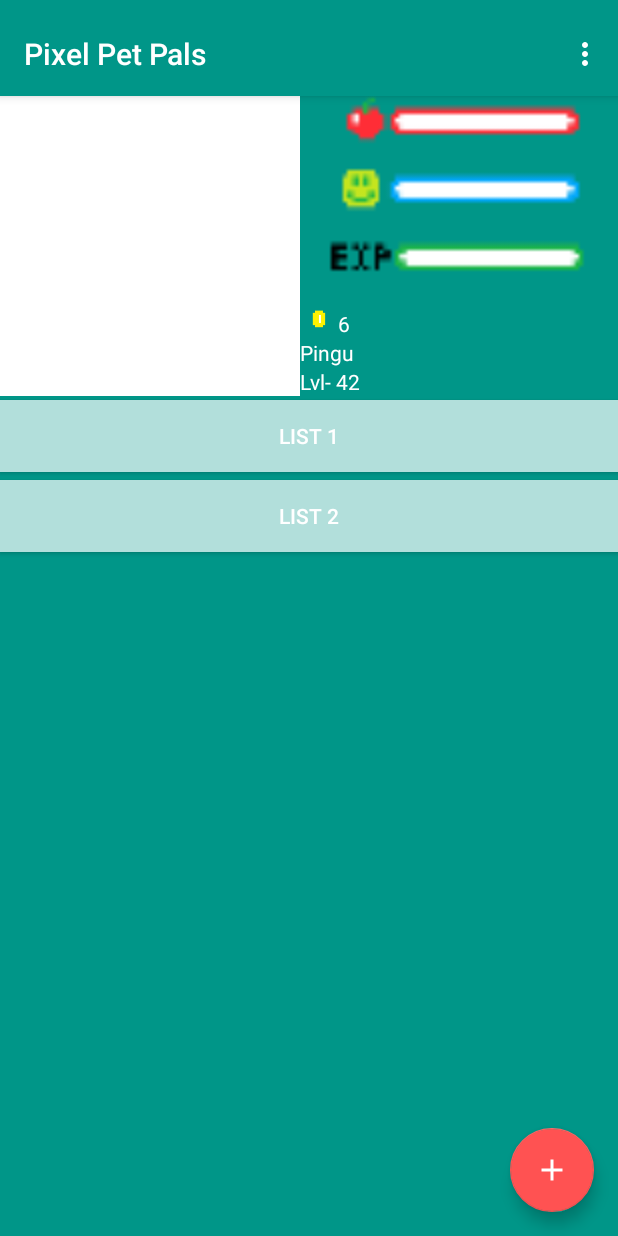
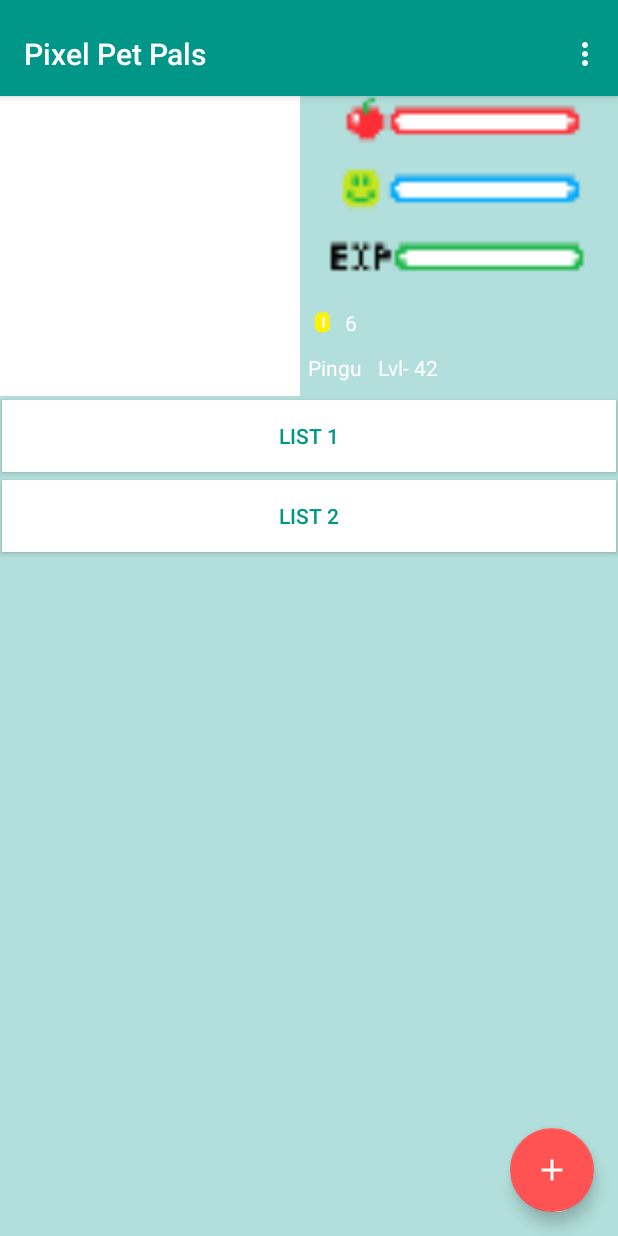
Before and after one commit to cryogenic-dreams/PixelPetPals, an Android app: the screen it shows after launch (MainActivity), on a phone screen of 412 x 824 dp. Run offline under Robolectric (Android 15) with nearby library versions, the phone set to English and light mode, and no system bars.

Commit message:
Appearance changes
Slightly changes in the graphical interface

```diff
--- a/PixelPetPals/app/src/main/java/com/cocoaandcoffee/pixelpetpals/MainActivity.java
+++ b/PixelPetPals/app/src/main/java/com/cocoaandcoffee/pixelpetpals/MainActivity.java
@@ -55,13 +55,7 @@ public class MainActivity extends AppCompatActivity {
 
 
         FloatingActionButton fab = (FloatingActionButton) findViewById(R.id.fab);
-        fab.setOnClickListener(new View.OnClickListener() {
-            @Override
-            public void onClick(View view) {
-                Snackbar.make(view, "Replace with your own action", Snackbar.LENGTH_LONG)
-                        .setAction("Action", null).show();
-            }
-        });
+
 
     }
 
--- a/PixelPetPals/app/src/main/res/layout/fragment_main.xml
+++ b/PixelPetPals/app/src/main/res/layout/fragment_main.xml
@@ -26,7 +26,8 @@
         android:layout_toRightOf="@+id/imageView"
         android:layout_toEndOf="@+id/imageView"
         android:layout_alignBottom="@+id/imageView"
-        android:id="@+id/linearLayout">
+        android:id="@+id/linearLayout"
+        android:background="@color/colorPrimaryLight">
 
         <ImageView
             android:layout_width="match_parent"
@@ -58,37 +59,49 @@
         <LinearLayout
             android:orientation="horizontal"
             android:layout_width="match_parent"
-            android:layout_height="wrap_content">
+            android:layout_height="wrap_content"
+            android:weightSum="1">
 
             <ImageView
-                android:layout_width="25dp"
-                android:layout_height="25dp"
+                android:layout_width="30dp"
+                android:layout_height="30dp"
                 android:id="@+id/imageView5"
                 android:src="@mipmap/coin"/>
 
             <TextView
                 android:layout_width="wrap_content"
-                android:layout_height="wrap_content"
+                android:layout_height="match_parent"
                 android:text="6"
                 android:id="@+id/textView"
                 android:textColor="#FFFFFF"
-                android:layout_gravity="bottom|center_horizontal" />
+                android:layout_gravity="center_horizontal"
+                android:layout_weight="0.10"
+                android:gravity="center|fill" />
 
         </LinearLayout>
+
+        <LinearLayout
+            android:orientation="horizontal"
+            android:layout_width="match_parent"
+            android:layout_height="wrap_content"
+            android:layout_gravity="center_horizontal">
 
             <TextView
                 android:layout_width="wrap_content"
                 android:layout_height="wrap_content"
                 android:text="Pingu"
                 android:id="@+id/textName"
-            android:textColor="#FFFFFF"/>
+                android:textColor="#FFFFFF"
+                android:padding="5dp" />
 
             <TextView
                 android:layout_width="wrap_content"
                 android:layout_height="wrap_content"
                 android:text="Lvl- 42"
                 android:id="@+id/textView2"
-            android:textColor="#FFFFFF"/>
+                android:textColor="#FFFFFF"
+                android:padding="5dp" />
+        </LinearLayout>
 
     </LinearLayout>
 
@@ -97,30 +110,34 @@
         android:layout_width="match_parent"
         android:layout_height="match_parent"
         android:layout_alignWithParentIfMissing="false"
-        android:gravity="top|center"
         android:layout_below="@+id/imageView"
         android:layout_alignRight="@+id/linearLayout"
-        android:layout_alignEnd="@+id/linearLayout">
+        android:layout_alignEnd="@+id/linearLayout"
+        android:background="@color/colorPrimaryLight">
 
         <Button
             android:layout_width="fill_parent"
             android:layout_height="wrap_content"
             android:text="List 1"
             android:id="@+id/button2"
-            android:background="@color/colorPrimaryLight"
-            android:textColor="#FFFFFF"
+            android:background="#FFFFFF"
+            android:textColor="@color/colorPrimary"
             android:layout_marginTop="2.5dp"
-            android:layout_marginBottom="2.5dp" />
+            android:layout_marginBottom="2.5dp"
+            android:layout_marginLeft="1dp"
+            android:layout_marginRight="1dp" />
 
         <Button
             android:layout_width="fill_parent"
             android:layout_height="wrap_content"
             android:text="List 2"
             android:id="@+id/button3"
-            android:textColor="#FFFFFF"
             android:allowUndo="true"
-            android:background="@color/colorPrimaryLight"
+            android:background="#FFFFFF"
             android:layout_marginTop="2.5dp"
-            android:layout_marginBottom="22.5dp" />
+            android:layout_marginBottom="22.5dp"
+            android:textColor="@color/colorPrimary"
+            android:layout_marginLeft="1dp"
+            android:layout_marginRight="1dp" />
     </LinearLayout>
 </RelativeLayout>
--- /dev/null
+++ b/settings.gradle
@@ -0,0 +1 @@
+include ':app'
```
Also changed, not shown: app/build.gradle (added, +27 -0 lines), build.gradle (added, +23 -0 lines), gradle.properties (added, +18 -0 lines), PixelPetPals/app/src/main/ic_launcher-web.png, PixelPetPals/app/src/main/res/mipmap-hdpi/ic_launcher.png, PixelPetPals/app/src/main/res/mipmap-mdpi/ic_launcher.png, PixelPetPals/app/src/main/res/mipmap-xhdpi/ic_launcher.png, PixelPetPals/app/src/main/res/mipmap-xxhdpi/ic_launcher.png, PixelPetPals/app/src/main/res/mipmap-xxxhdpi/ic_launcher.png, 7 other files. Lines whose indentation alone changed are shown as unchanged.
